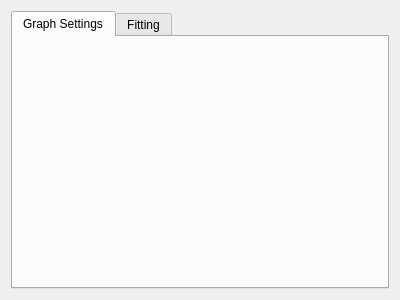
The window that src/gui/widgets/graphOptionsWidgetUi.ui (PyMarc2/general-data-grapher) describes before a commit, drawn with Qt 5.
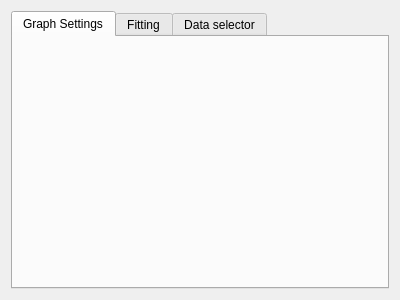
The same window after the commit. The open tabs and pages were chosen to show the change.

The edit to the form file:
```diff
--- a/src/gui/widgets/graphOptionsWidgetUi.ui
+++ b/src/gui/widgets/graphOptionsWidgetUi.ui
@@ -29,6 +29,11 @@
        <string>Fitting</string>
       </attribute>
      </widget>
+     <widget class="QWidget" name="tab">
+      <attribute name="title">
+       <string>Data selector</string>
+      </attribute>
+     </widget>
     </widget>
    </item>
   </layout>
```
Left out of the diff: 2 changed lines with no effect on the pictures.
